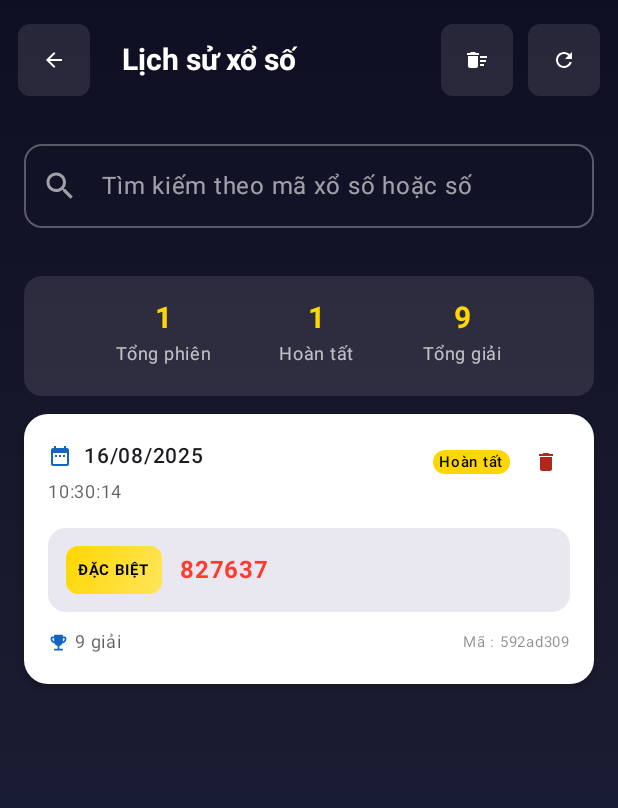
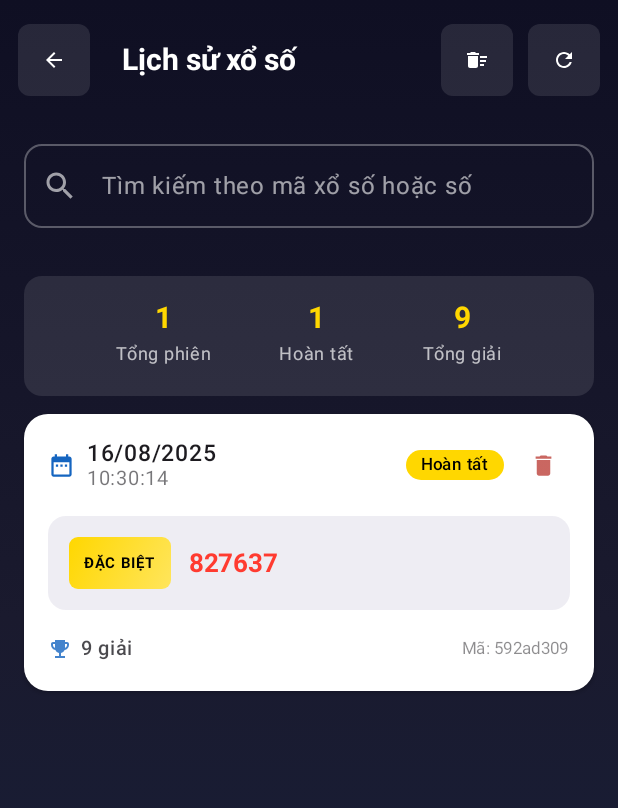
Before and after one commit to TravisHuy/RandomLuckly, an Android app built with Jetpack Compose: the HistoryScreen screen opened through its navigation route, on a phone screen of 412 x 824 dp. Shown: the top 808 px of the screen. Run offline under Robolectric (Android 15) with nearby library versions, the phone set to English and light mode, and no system bars; our stand-ins replace Dagger/Hilt's generated code, Room's generated code.

Commit message:
update style font text lotteryhistorycard and contact settingscreen

```diff
--- a/app/src/main/java/com/nhathuy/randomlucky/presentation/ui/components/LotteryHistoryCard.kt
+++ b/app/src/main/java/com/nhathuy/randomlucky/presentation/ui/components/LotteryHistoryCard.kt
@@ -45,15 +45,20 @@ fun LotteryHistoryCard(
         colors = CardDefaults.cardColors(
             containerColor = MaterialTheme.colorScheme.surface
         ),
-        elevation = CardDefaults.cardElevation(defaultElevation = 4.dp)
+        elevation = CardDefaults.cardElevation(defaultElevation = 2.dp)
     ) {
-        Column(modifier = Modifier.padding(16.dp)) {
+        Column(
+            modifier = Modifier
+                .fillMaxWidth()
+                .padding(16.dp)
+        ) {
+            // Header với date và actions
             Row(
                 modifier = Modifier.fillMaxWidth(),
                 horizontalArrangement = Arrangement.SpaceBetween,
-                verticalAlignment = Alignment.Top
+                verticalAlignment = Alignment.CenterVertically
             ) {
-                Column(modifier = Modifier.weight(1f)) {
+                // Date section
                 Row(
                     verticalAlignment = Alignment.CenterVertically,
                     horizontalArrangement = Arrangement.spacedBy(8.dp)
@@ -62,69 +67,78 @@ fun LotteryHistoryCard(
                         imageVector = Icons.Default.DateRange,
                         contentDescription = null,
                         tint = MaterialTheme.colorScheme.primary,
-                            modifier = Modifier.size(16.dp)
+                        modifier = Modifier.size(18.dp)
                     )
 
+                    Column {
                         Text(
                             text = SimpleDateFormat("dd/MM/yyyy", Locale.getDefault())
                                 .format(Date(session.startTime)),
-                            fontSize = 14.sp,
-                            fontWeight = FontWeight.Medium,
-                            color = MaterialTheme.colorScheme.onSurface
+                            fontSize = 15.sp,
+                            fontWeight = FontWeight.SemiBold,
+                            color = MaterialTheme.colorScheme.onSurface,
+                            lineHeight = 18.sp
                         )
-                    }
 
                         Text(
                             text = SimpleDateFormat("HH:mm:ss", Locale.getDefault())
                                 .format(Date(session.startTime)),
-                        fontSize = 12.sp,
-                        color = MaterialTheme.colorScheme.onSurface.copy(alpha = 0.7f)
+                            fontSize = 13.sp,
+                            color = MaterialTheme.colorScheme.onSurface.copy(alpha = 0.6f),
+                            lineHeight = 16.sp
                         )
                     }
+                }
 
-                //Menu button
+                // Actions section
                 Row(
                     verticalAlignment = Alignment.CenterVertically,
                     horizontalArrangement = Arrangement.spacedBy(8.dp)
                 ) {
                     if (session.isCompleted) {
                         Badge(
-                            containerColor = LotteryGold
+                            containerColor = LotteryGold,
+                            modifier = Modifier.height(20.dp)
                         ) {
                             Text(
                                 text = "Hoàn tất",
-                                fontSize = 10.sp,
-                                color = Color.Black
+                                fontSize = 11.sp,
+                                fontWeight = FontWeight.Medium,
+                                color = Color.Black,
+                                modifier = Modifier.padding(horizontal = 6.dp, vertical = 2.dp)
                             )
                         }
                     }
 
                     IconButton(
                         onClick = { showDeleteDialog = true },
-                        modifier = Modifier.size(32.dp)
+                        modifier = Modifier.size(36.dp)
                     ) {
                         Icon(
                             imageVector = Icons.Default.Delete,
                             contentDescription = "Xóa",
-                            tint = MaterialTheme.colorScheme.error,
-                            modifier = Modifier.size(16.dp)
+                            tint = MaterialTheme.colorScheme.error.copy(alpha = 0.7f),
+                            modifier = Modifier.size(18.dp)
                         )
                     }
                 }
             }
 
-            Spacer(modifier = Modifier.height(12.dp))
+            Spacer(modifier = Modifier.height(16.dp))
 
+            // Special prize section
             session.results["special"]?.let { specialResult ->
                 Card(
                     modifier = Modifier.fillMaxWidth(),
                     shape = RoundedCornerShape(12.dp),
                     colors = CardDefaults.cardColors(
-                        containerColor = Color(0xFF2D1B69).copy(alpha = 0.1f)
+                        containerColor = Color(0xFF2D1B69).copy(alpha = 0.08f)
                     )
                 ) {
                     Row(
-                        modifier = Modifier.padding(12.dp),
+                        modifier = Modifier
+                            .fillMaxWidth()
+                            .padding(14.dp),
                         verticalAlignment = Alignment.CenterVertically,
                         horizontalArrangement = Arrangement.spacedBy(12.dp)
                     ) {
@@ -133,74 +147,91 @@ fun LotteryHistoryCard(
                                 .background(
                                     brush = Brush.linearGradient(
                                         colors = listOf(
-                                            LotteryGold, Color(0xFFFFE55C)
+                                            LotteryGold,
+                                            Color(0xFFFFE55C)
                                         )
                                     ),
-                                    shape = RoundedCornerShape(8.dp)
+                                    shape = RoundedCornerShape(6.dp)
                                 )
-                                .padding(horizontal = 8.dp, vertical = 4.dp)
+                                .padding(horizontal = 10.dp, vertical = 5.dp)
                         ) {
                             Text(
                                 text = "ĐẶC BIỆT",
                                 fontSize = 10.sp,
                                 fontWeight = FontWeight.Bold,
-                                color = Color.Black
+                                color = Color.Black,
+                                letterSpacing = 0.5.sp
                             )
                         }
 
                         Text(
                             text = specialResult.numbers.joinToString(" - "),
-                            fontSize = 16.sp,
+                            fontSize = 17.sp,
                             fontWeight = FontWeight.Bold,
                             color = TextLottery,
                             maxLines = 1,
-                            overflow = TextOverflow.Ellipsis
+                            overflow = TextOverflow.Ellipsis,
+                            letterSpacing = 0.5.sp
                         )
                     }
                 }
             }
 
-            Spacer(modifier = Modifier.height(8.dp))
+            Spacer(modifier = Modifier.height(14.dp))
 
-            // thống kê
+            // Stats section
             Row(
                 modifier = Modifier.fillMaxWidth(),
-                horizontalArrangement = Arrangement.SpaceBetween
+                horizontalArrangement = Arrangement.SpaceBetween,
+                verticalAlignment = Alignment.CenterVertically
             ) {
                 Row(
                     verticalAlignment = Alignment.CenterVertically,
-                    horizontalArrangement = Arrangement.spacedBy(4.dp)
+                    horizontalArrangement = Arrangement.spacedBy(6.dp)
                 ) {
                     Icon(
                         imageVector = Icons.Default.EmojiEvents,
                         contentDescription = null,
-                        tint = MaterialTheme.colorScheme.primary,
-                        modifier = Modifier.size(14.dp)
+                        tint = MaterialTheme.colorScheme.primary.copy(alpha = 0.8f),
+                        modifier = Modifier.size(16.dp)
                     )
 
                     Text(
                         text = "${session.results.size} giải",
-                        fontSize = 12.sp,
-                        color = MaterialTheme.colorScheme.onSurface.copy(alpha = 0.7f)
+                        fontSize = 13.sp,
+                        fontWeight = FontWeight.Medium,
+                        color = MaterialTheme.colorScheme.onSurface.copy(alpha = 0.8f)
                     )
                 }
+
                 Text(
-                    text = "Mã : ${session.id.take(8)}",
-                    fontSize = 10.sp,
-                    color = MaterialTheme.colorScheme.onSurface.copy(alpha = 0.5f)
+                    text = "Mã: ${session.id.take(8)}",
+                    fontSize = 11.sp,
+                    fontWeight = FontWeight.Normal,
+                    color = MaterialTheme.colorScheme.onSurface.copy(alpha = 0.5f),
+                    letterSpacing = 0.2.sp
                 )
             }
         }
     }
 
-    if(showDeleteDialog){
+    // Delete confirmation dialog
+    if (showDeleteDialog) {
         AlertDialog(
-            onDismissRequest = {showDeleteDialog = false},
+            onDismissRequest = { showDeleteDialog = false },
             title = {
-                Text("Xác nhận xóa")
+                Text(
+                    text = "Xác nhận xóa",
+                    fontSize = 18.sp,
+                    fontWeight = FontWeight.SemiBold
+                )
             },
             text = {
-                Text("Bạn có chắc chắn muốn xóa bản lưu giải này không")
+                Text(
+                    text = "Bạn có chắc chắn muốn xóa phiên quay số này không?",
+                    fontSize = 14.sp,
+                    lineHeight = 20.sp
+                )
             },
             confirmButton = {
                 TextButton(
@@ -209,16 +240,24 @@ fun LotteryHistoryCard(
                         showDeleteDialog = false
                     }
                 ) {
-                    Text("Xóa", color = MaterialTheme.colorScheme.error)
+                    Text(
+                        text = "Xóa",
+                        color = MaterialTheme.colorScheme.error,
+                        fontWeight = FontWeight.SemiBold
+                    )
                 }
             },
             dismissButton = {
                 TextButton(
-                    onClick = { showDeleteDialog = false}
+                    onClick = { showDeleteDialog = false }
                 ) {
-                    Text("Hủy")
+                    Text(
+                        text = "Hủy",
+                        fontWeight = FontWeight.Medium
+                    )
                 }
-            }
+            },
+            shape = RoundedCornerShape(16.dp)
         )
     }
 }
```
Also changed, not shown: app/src/main/java/com/nhathuy/randomlucky/presentation/ui/screen/SettingsScreen.kt (+24 -19 lines), app/src/main/res/values/strings.xml (+8 -0 lines). Lines whose indentation alone changed are shown as unchanged.
